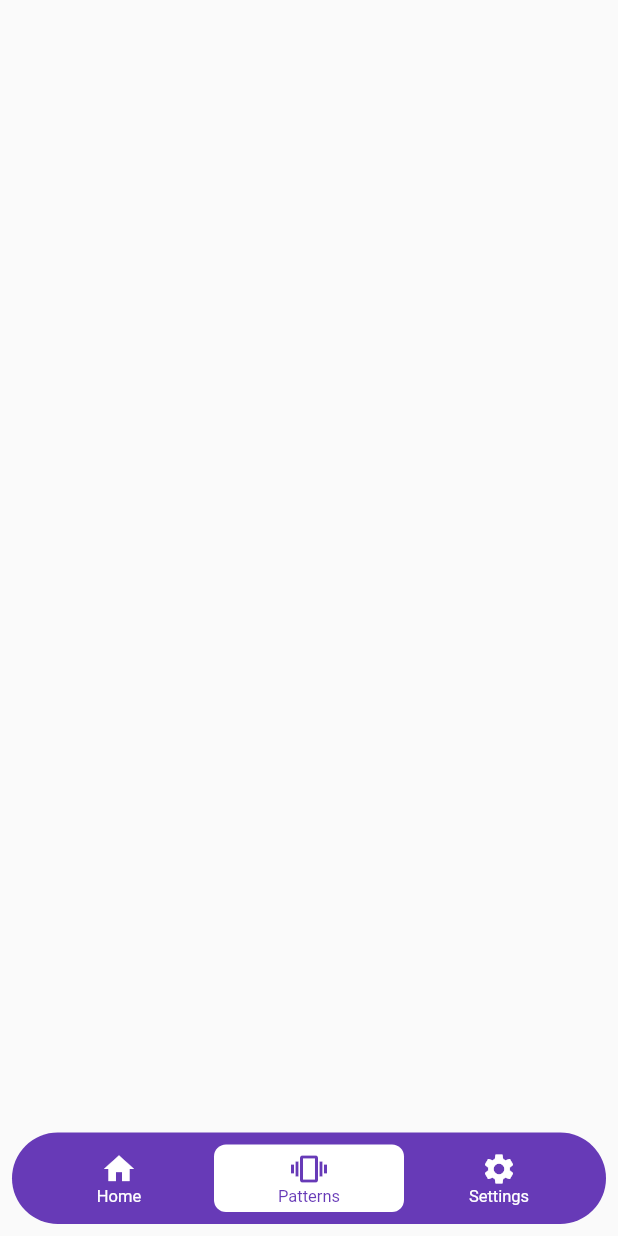
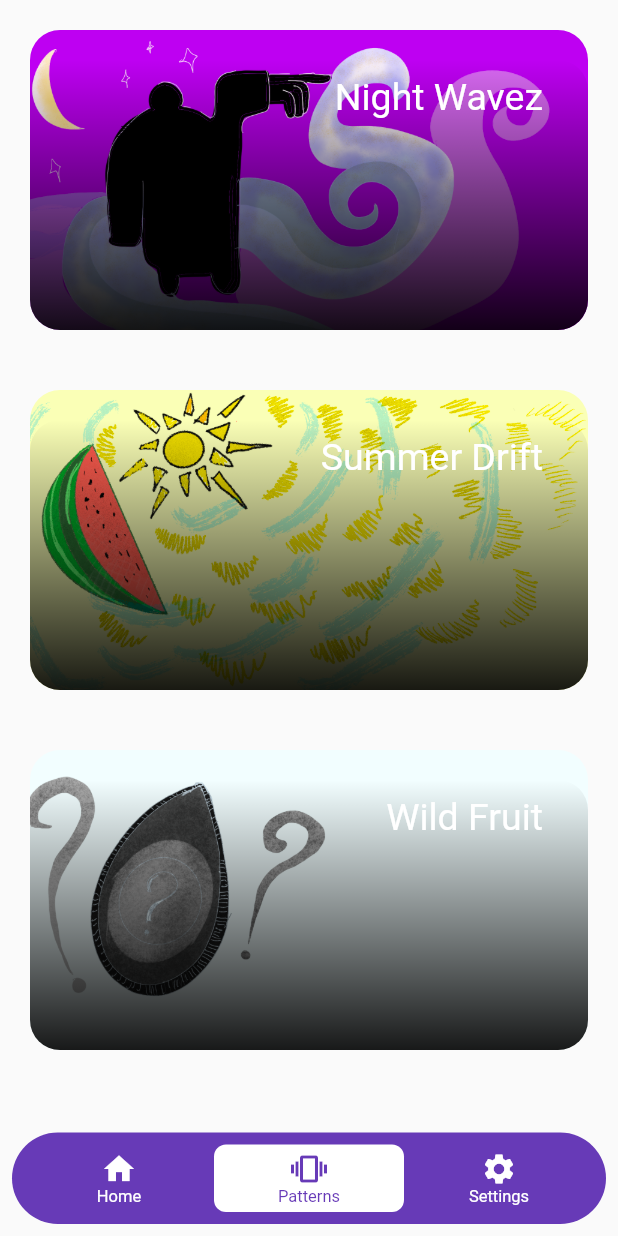
Before and after one commit to notthatparker/vibey, a Flutter app: the Patternpage screen opened by its route, on a phone screen of 412 x 824 dp. Run offline on Flutter 3.47's test engine with Material 2 defaults, Android fonts, the light colour scheme and no system bars; drawn by our look-alikes of floating_bottom_navigation_bar; our stand-ins replace get, splashscreen, vibration.

Commit message:
added listview builder to the pattern page

```diff
--- a/lib/patterns.dart
+++ b/lib/Pages/patterns.dart
@@ -1,6 +1,9 @@
 import 'package:floating_bottom_navigation_bar/floating_bottom_navigation_bar.dart';
 import 'package:flutter/material.dart';
 import 'package:get/get.dart';
+import 'package:vibey/Widgets/patternList.dart';
+import 'package:vibey/helper/data.dart';
+import 'package:vibey/models/category.dart';
 
 class Patternpage extends StatefulWidget {
 //  const Patternpage({ Key? key }) : super(key: key);
@@ -11,6 +14,8 @@ class Patternpage extends StatefulWidget {
 
 class _PatternpageState extends State<Patternpage> {
   //this is where ill put my grid selection
+  List<Category> cat = Data.getdatacat();
+
   @override
   Widget build(BuildContext context) {
     return Scaffold(
@@ -37,6 +42,18 @@ class _PatternpageState extends State<Patternpage> {
           FloatingNavbarItem(icon: Icons.settings, title: 'Settings'),
         ],
       ),
+      body: Flex(
+        direction: Axis.vertical,
+        children: [
+          Expanded(
+              child: ListView.builder(
+            itemCount: cat.length, //how many what will come
+            itemBuilder: (BuildContext ctx, int index) {
+              return PatternList(category: cat[index]);
+            },
+          )),
+        ],
+      ),
     );
   }
 }
--- a/lib/splashvib.dart
+++ b/lib/Pages/splashvib.dart
@@ -1,7 +1,6 @@
 import "package:flutter/material.dart";
-import 'package:get/get.dart';
 import 'package:splashscreen/splashscreen.dart';
-import 'package:vibey/home.dart';
+import 'package:vibey/Pages/home.dart';
 
 class Splashvib extends StatefulWidget {
   @override
--- /dev/null
+++ b/lib/Widgets/patternList.dart
@@ -0,0 +1,48 @@
+import 'package:flutter/material.dart';
+import 'package:vibey/models/category.dart';
+
+class PatternList extends StatelessWidget {
+  Category category;
+  PatternList({this.category});
+  @override
+  Widget build(BuildContext context) {
+    return Container(
+        margin: EdgeInsets.all(20),
+        height: 200,
+        child: Stack(
+          children: [
+            Positioned.fill(
+                child: ClipRRect(
+              borderRadius: BorderRadius.circular(20),
+              child: Image.asset(this.category.imgN, fit: BoxFit.cover),
+            )),
+            Positioned(
+              bottom: 0,
+              right: 0,
+              left: 0,
+              child: Container(
+                height: 180,
+                decoration: BoxDecoration(
+                  borderRadius: BorderRadius.circular(20),
+                  gradient: LinearGradient(
+                    begin: Alignment.bottomCenter,
+                    end: Alignment.topCenter,
+                    colors: [Colors.black.withOpacity(0.9), Colors.transparent],
+                  ),
+                ),
+              ),
+            ),
+            Positioned(
+                top: 30,
+                right: 30,
+                child: Row(
+                  children: [
+                    SizedBox(width: 10),
+                    Text(this.category.name,
+                        style: TextStyle(fontSize: 25, color: Colors.white)),
+                  ],
+                ))
+          ],
+        ));
+  }
+}
--- /dev/null
+++ b/lib/helper/data.dart
@@ -0,0 +1,20 @@
+import 'package:vibey/models/category.dart';
+
+class Data {
+  static List<Category> getdatacat() {
+    return [
+      Category(
+        name: "Night Wavez",
+        imgN: 'lib/assets/wavez.png',
+      ),
+      Category(
+        name: "Summer Drift",
+        imgN: 'lib/assets/summer.png',
+      ),
+      Category(
+        name: "Wild Fruit",
+        imgN: 'lib/assets/fruit.png',
+      )
+    ];
+  }
+}
--- /dev/null
+++ b/lib/models/category.dart
@@ -0,0 +1,10 @@
+import 'dart:ui';
+
+class Category {
+  String name;
+  Color color;
+  String imgN;
+  List<int> patterns;
+
+  Category({this.name, this.color, this.imgN, this.patterns});
+}
```
Also changed, not shown: lib/Pages/Settings.dart (added, +44 -0 lines), lib/Pages/home.dart (renamed from lib/home.dart, +32 -13 lines), lib/Settings.dart (deleted, +0 -13 lines), lib/main.dart (+4 -4 lines), pubspec.yaml (+4 -3 lines), lib/assets/comingsoon.png (added), lib/assets/fruit.png (added), lib/assets/summer.png (added), lib/assets/vibe.svg (added), lib/assets/vibey.png (added), lib/assets/wavez.png (added), pubspec.lock, 1 other file.
